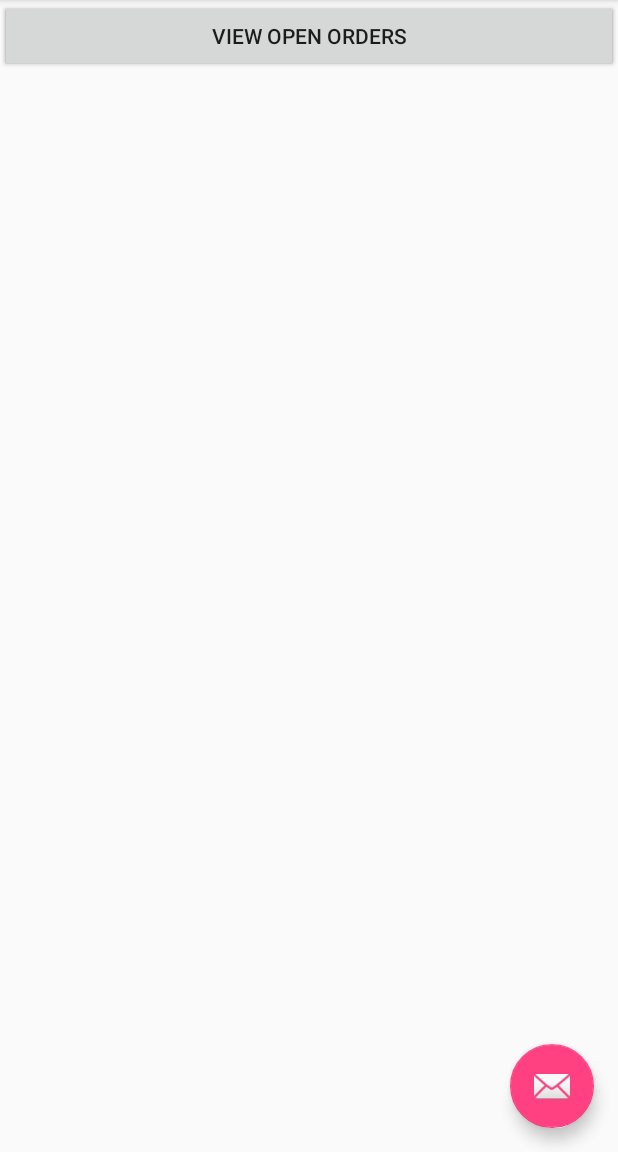
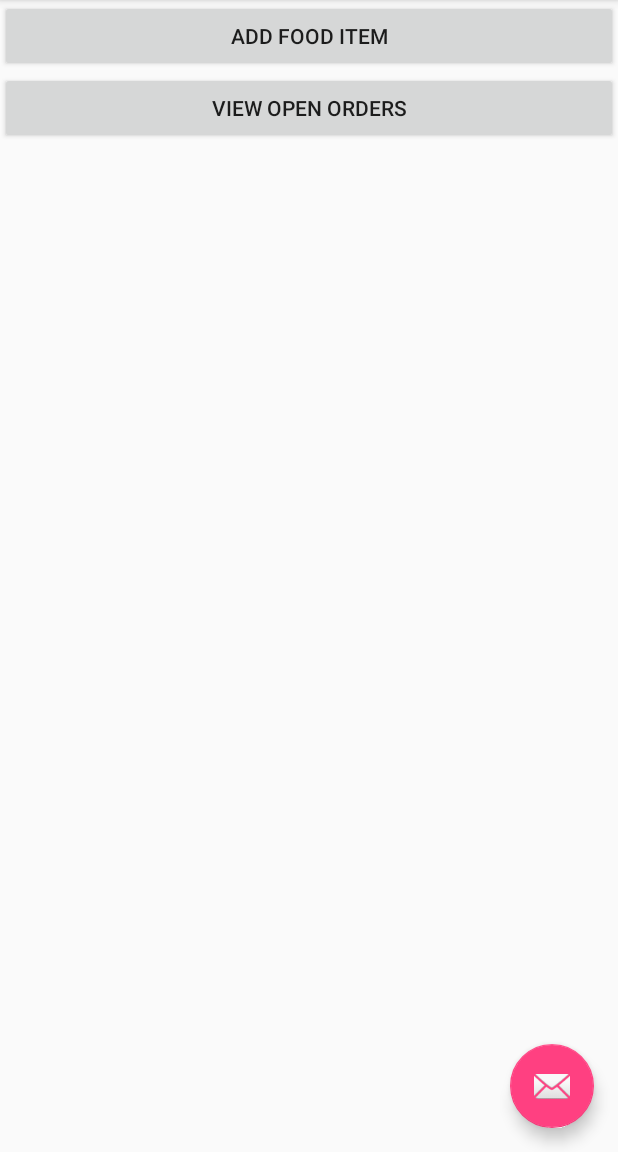
Before and after one commit to codeherlife/NewFoodOrder, an Android app: the screen it shows after launch (MainActivity), on a phone screen of 412 x 824 dp, the part 84-1236 px from its top. Run offline under Robolectric (Android 15) with nearby library versions, the phone set to English and light mode, and no system bars.

Commit message:
added libraries

```diff
--- a/app/src/main/AndroidManifest.xml
+++ b/app/src/main/AndroidManifest.xml
@@ -19,6 +19,7 @@
                 <category android:name="android.intent.category.LAUNCHER" />
             </intent-filter>
         </activity>
+        <activity android:name=".AddFood"></activity>
     </application>
 
 </manifest>
--- a/app/src/main/res/layout/content_main.xml
+++ b/app/src/main/res/layout/content_main.xml
@@ -1,9 +1,10 @@
 <?xml version="1.0" encoding="utf-8"?>
-<android.support.constraint.ConstraintLayout xmlns:android="http://schemas.android.com/apk/res/android"
+<LinearLayout xmlns:android="http://schemas.android.com/apk/res/android"
     xmlns:app="http://schemas.android.com/apk/res-auto"
     xmlns:tools="http://schemas.android.com/tools"
     android:layout_width="match_parent"
     android:layout_height="match_parent"
+    android:orientation="vertical"
     app:layout_behavior="@string/appbar_scrolling_view_behavior"
     tools:context="com.codeherlife.newfoodorder.MainActivity"
     tools:showIn="@layout/activity_main">
@@ -23,4 +24,4 @@
         />
 
 
-</android.support.constraint.ConstraintLayout>
+</LinearLayout>
--- a/build.gradle
+++ b/build.gradle
@@ -12,6 +12,7 @@ buildscript {
 
         // NOTE: Do not place your application dependencies here; they belong
         // in the individual module build.gradle files
+        classpath 'com.google.gms:google-services:3.1.0'
     }
 }
 
```
Also changed, not shown: app/build.gradle (+8 -0 lines), app/src/main/java/com/codeherlife/newfoodorder/AddFood.java (added, +13 -0 lines), app/src/main/res/layout/activity_add_food.xml (added, +9 -0 lines), 1 other file.
